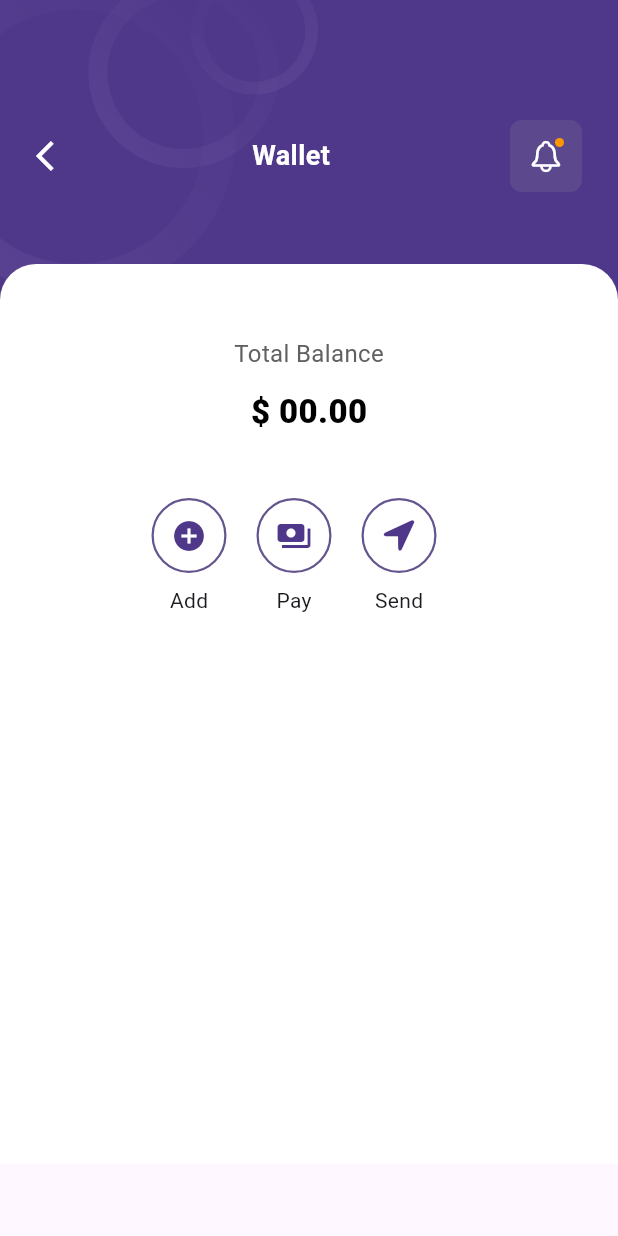
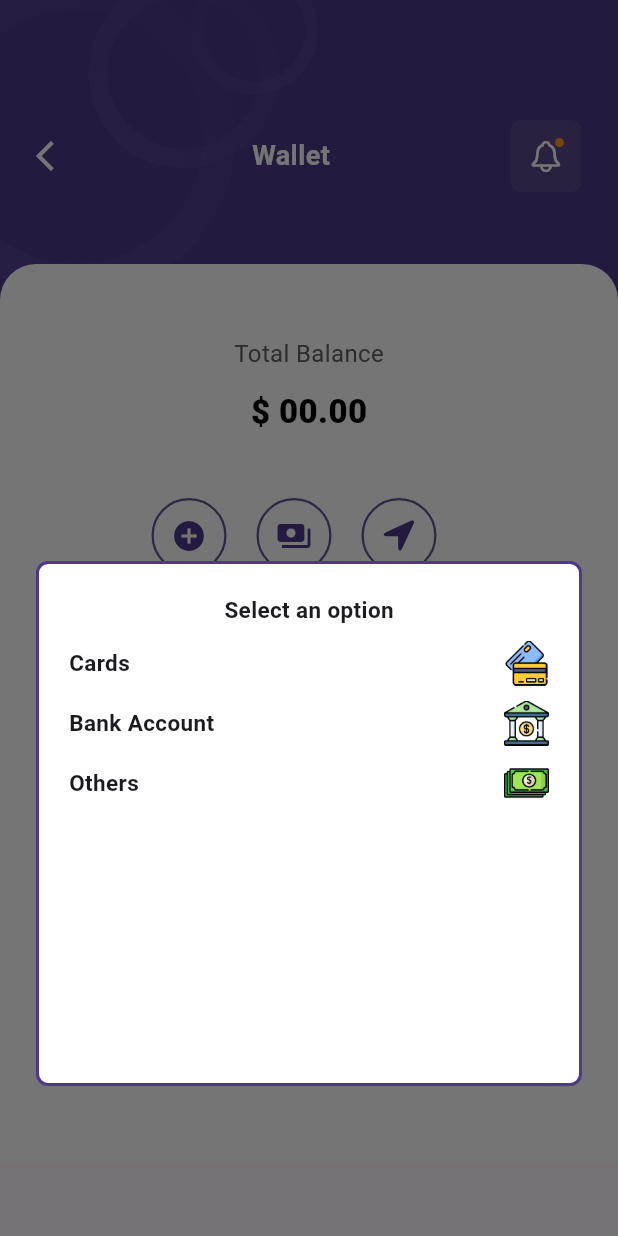
Before and after one commit to rostom17/Smart_Wallet, a Flutter app: the WalletScreen screen opened by its route, after a tap on the "add circle" icon, on a phone screen of 412 x 824 dp. Run offline on Flutter 3.47's test engine with Material 3 defaults, Android fonts, the phone set to English and light mode, and no system bars; our stand-ins replace calendar_date_picker2, connectivity_plus, dio, dotted_border, flutter_bloc, flutter_svg and 2 more; missing offline and left inert: dio_smart_retry.

Commit message:
payment option ui implemented

```diff
--- a/lib/features/bottom_nav/presentation/screens/bottom_nav_screen.dart
+++ b/lib/features/bottom_nav/presentation/screens/bottom_nav_screen.dart
@@ -55,7 +55,7 @@ class BottomNavScreen extends StatelessWidget {
             shape: CircularNotchedRectangle(),
             notchMargin: 16,
             elevation: 10,
-            height: 80,
+            height: 50,
             child: Row(
               children: [
                 _buildTabItem(
--- /dev/null
+++ b/lib/features/wallet/presentation/bloc/other_option_cubit.dart
@@ -0,0 +1,13 @@
+import 'package:flutter_bloc/flutter_bloc.dart';
+
+class OtherOptionCubit extends Cubit<bool> {
+  OtherOptionCubit() : super(false);
+
+  void shoeOtherAmountInput() {
+    emit(true);
+  }
+
+  void hideOtherAmountInput() {
+    emit(false);
+  }
+}
--- a/lib/features/wallet/presentation/screens/wallet_screen.dart
+++ b/lib/features/wallet/presentation/screens/wallet_screen.dart
@@ -3,10 +3,16 @@ import 'package:flutter/material.dart';
 import 'package:smart_wallet/config/color_pallet.dart';
 import 'package:smart_wallet/features/shared/widgets/background_pattern_widget.dart';
 import 'package:smart_wallet/features/shared/widgets/notification_widget.dart';
+import 'package:smart_wallet/features/wallet/presentation/widgets/select_option_widget.dart';
 
-class WalletScreen extends StatelessWidget {
+class WalletScreen extends StatefulWidget {
   const WalletScreen({super.key});
 
+  @override
+  State<WalletScreen> createState() => _WalletScreenState();
+}
+
+class _WalletScreenState extends State<WalletScreen> {
   @override
   Widget build(BuildContext context) {
     return BackgroundPatternWidget(
@@ -73,7 +79,14 @@ class WalletScreen extends StatelessWidget {
                         _builActionButton(
                           icon: Icons.add_circle,
                           label: "Add",
-                          onTap: () {},
+                          onTap: () {
+                            showModalBottomSheet(
+                              backgroundColor: Colors.transparent,
+
+                              context: context,
+                              builder: (context) => SelectPaymentOptionWidget(),
+                            );
+                          },
                         ),
                         const SizedBox(width: 20),
                         _builActionButton(
--- /dev/null
+++ b/lib/features/wallet/presentation/widgets/select_option_widget.dart
@@ -0,0 +1,162 @@
+import 'package:flutter/material.dart';
+import 'package:flutter_bloc/flutter_bloc.dart';
+import 'package:smart_wallet/config/color_pallet.dart';
+import 'package:smart_wallet/features/wallet/presentation/bloc/other_option_cubit.dart';
+
+class SelectPaymentOptionWidget extends StatefulWidget {
+  const SelectPaymentOptionWidget({super.key});
+
+  @override
+  State<SelectPaymentOptionWidget> createState() =>
+      _SelectPaymentOptionWidgetState();
+}
+
+class _SelectPaymentOptionWidgetState extends State<SelectPaymentOptionWidget> {
+  final TextEditingController _amountController = TextEditingController();
+
+  @override
+  Widget build(BuildContext context) {
+    return Padding(
+      padding: const EdgeInsets.only(bottom: 100, left: 24, right: 24),
+      child: Container(
+        height: 350,
+        width: double.maxFinite,
+        decoration: BoxDecoration(
+          color: Colors.white,
+          borderRadius: BorderRadius.circular(8),
+          border: Border.all(color: ColorPallet.primaryColor, width: 2),
+        ),
+        child: Padding(
+          padding: const EdgeInsets.all(20),
+          child: BlocBuilder<OtherOptionCubit, bool>(
+            builder: (context, state) {
+              return Column(
+                spacing: 10,
+                children: [
+                  Text(
+                    "Select an option",
+                    style: TextStyle(fontSize: 15, fontWeight: FontWeight.w700),
+                  ),
+                  _buildPaymentMethodOption(
+                    name: "Cards",
+                    imagePath: "assets/icons/credit.png",
+                    onTap: () {},
+                  ),
+                  _buildPaymentMethodOption(
+                    name: "Bank Account",
+                    imagePath: "assets/icons/bank.png",
+                    onTap: () {},
+                  ),
+                  _buildPaymentMethodOption(
+                    name: "Others",
+                    imagePath: "assets/icons/cash.png",
+                    onTap: () {
+                      context.read<OtherOptionCubit>().shoeOtherAmountInput();
+                    },
+                  ),
+                  const SizedBox(height: 10),
+                  state == true ? _buildOtherWhenChoosen(context) : SizedBox(),
+                ],
+              );
+            },
+          ),
+        ),
+      ),
+    );
+  }
+
+  Widget _buildPaymentMethodOption({
+    required String name,
+    required String imagePath,
+    required VoidCallback onTap,
+  }) {
+    return GestureDetector(
+      onTap: onTap,
+      child: Row(
+        mainAxisAlignment: MainAxisAlignment.spaceBetween,
+        children: [
+          Text(
+            name,
+            style: TextStyle(fontSize: 15, fontWeight: FontWeight.w700),
+          ),
+          SizedBox(height: 30, child: Image.asset(imagePath)),
+        ],
+      ),
+    );
+  }
+
+  Column _buildOtherWhenChoosen(BuildContext context) {
+    return Column(
+      crossAxisAlignment: CrossAxisAlignment.start,
+      children: [
+        Text("Amount"),
+        TextField(
+          controller: _amountController,
+
+          decoration: InputDecoration(
+            isDense: true,
+            enabled: true,
+            enabledBorder: OutlineInputBorder(
+              borderRadius: BorderRadius.circular(10),
+              borderSide: BorderSide(color: ColorPallet.primaryColor, width: 2),
+            ),
+            suffix: InkWell(
+              onTap: () {
+                _amountController.clear();
+              },
+              child: Text(
+                "Clear",
+                style: TextStyle(
+                  fontSize: 12,
+                  fontWeight: FontWeight.w600,
+                  color: ColorPallet.primaryColor,
+                ),
+              ),
+            ),
+          ),
+        ),
+        const SizedBox(height: 12),
+        Row(
+          spacing: 12,
+          mainAxisAlignment: MainAxisAlignment.end,
+          children: [
+            _buildFilledButton(
+              buttonName: "Cancel",
+              isCancel: true,
+              onPressed: () {
+                context.read<OtherOptionCubit>().hideOtherAmountInput();
+                _amountController.clear();
+              },
+            ),
+            _buildFilledButton(
+              buttonName: "Confirm",
+              isCancel: false,
+              onPressed: () {},
+            ),
+          ],
+        ),
+      ],
+    );
+  }
+
+  OutlinedButton _buildFilledButton({
+    required String buttonName,
+    required bool isCancel,
+    required VoidCallback onPressed,
+  }) {
+    return OutlinedButton(
+      style: OutlinedButton.styleFrom(
+        backgroundColor: isCancel ? Colors.white : ColorPallet.secondaryColor,
+        foregroundColor: isCancel ? ColorPallet.primaryColor : Colors.white,
+      ),
+      onPressed: onPressed,
+      child: Text(buttonName),
+    );
+  }
+
+  @override
+  void dispose() {
+    _amountController.dispose();
+    super.dispose();
+  }
+}
--- a/lib/main.dart
+++ b/lib/main.dart
@@ -4,6 +4,7 @@ import 'package:smart_wallet/config/app_routes.dart';
 import 'package:smart_wallet/config/app_theme.dart';
 import 'package:smart_wallet/features/auth/presentation/bloc/show_password_cubit.dart';
 import 'package:smart_wallet/features/bottom_nav/presentation/bloc/bottom_nav_cubit.dart';
+import 'package:smart_wallet/features/wallet/presentation/bloc/other_option_cubit.dart';
 
 void main() async {
   runApp(SmartWallet());
@@ -18,6 +19,7 @@ class SmartWallet extends StatelessWidget {
       providers: [
         BlocProvider<BottomNavCubit>(create: (_) => BottomNavCubit()),
         BlocProvider<ShowPasswordCubit>(create: (_) => ShowPasswordCubit()),
+        BlocProvider<OtherOptionCubit>(create: (_) => OtherOptionCubit()),
       ],
       child: MaterialApp.router(
         debugShowCheckedModeBanner: false,
```
Also changed, not shown: assets/icons/bank.png (added), assets/icons/cash.png (added), assets/icons/credit.png (added).
